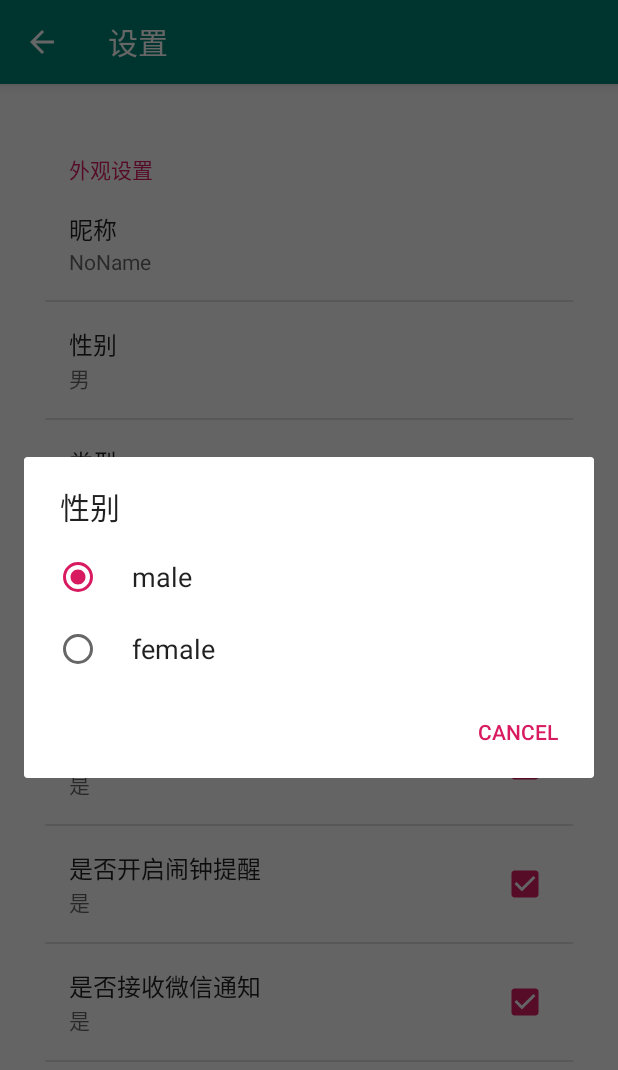
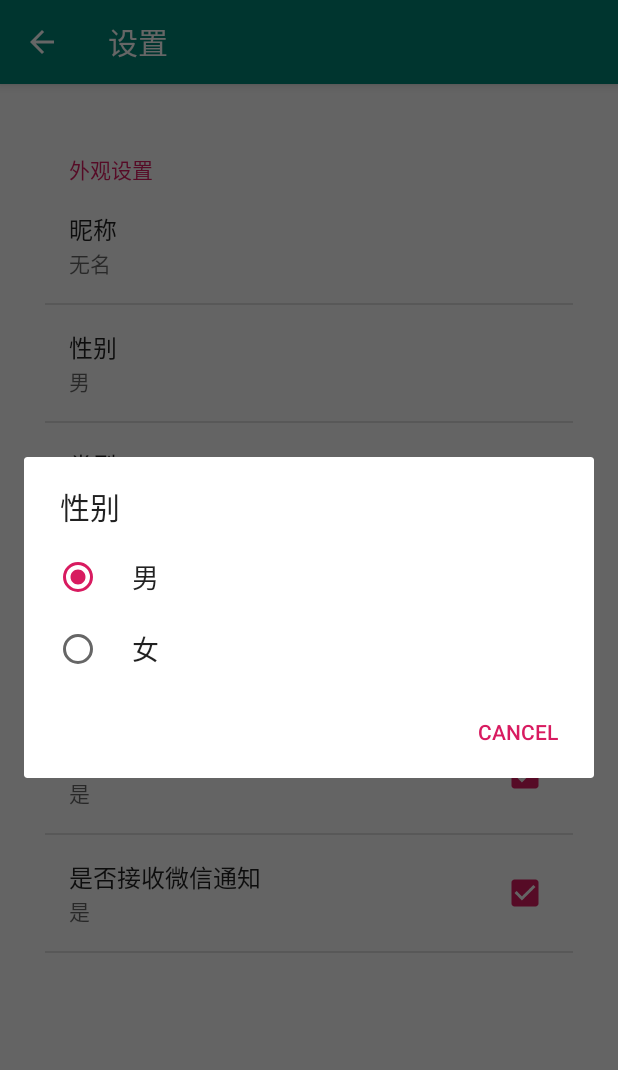
Before and after one commit to GosickGeassGate/DesktopPet, an Android app: the PrefActivity screen opened directly, with no data from a screen before it, after a tap on "性别", on a phone screen of 412 x 824 dp. Shown: the top 1070 px of the screen. Run offline under Robolectric (Android 15) with nearby library versions, the phone set to English and light mode, and no system bars.

Commit message:
version 2.1
见Readme：version 2.1

```diff
--- a/app/src/main/java/com/example/mypet/activity/PrefActivity.java
+++ b/app/src/main/java/com/example/mypet/activity/PrefActivity.java
@@ -30,14 +30,6 @@ public class PrefActivity extends AppCompatActivity {
 		fg.setArguments(bundle);
 		fTransaction.add(R.id.content, fg);
 		fTransaction.commit();
-
-		Log.d("name", SettingFragment.getName(this));
-		Log.d("sex", SettingFragment.getSex(this));
-		Log.d("type", SettingFragment.getType(this));
-		Log.d("emotion", SettingFragment.getEmotion(this));
-		Log.d("autoStart", SettingFragment.autoStartAdmit(this) + "");
-		Log.d("alarmClock", SettingFragment.alarmClockAdmit(this) + "");
-		Log.d("weChatNotify", SettingFragment.weChatNotifyAdmit(this) + "");
 	}
 
 	// 响应Action按钮的点击事件
--- a/app/src/main/java/com/example/mypet/control/MyWindowManager.java
+++ b/app/src/main/java/com/example/mypet/control/MyWindowManager.java
@@ -14,6 +14,7 @@ import android.widget.Button;
 import com.example.mypet.R;
 import com.example.mypet.activity.MainActivity;
 import com.example.mypet.util.MyApplication;
+import com.example.mypet.util.SettingFragment;
 import com.example.mypet.util.Utilities;
 import com.example.mypet.model.Pet;
 import com.example.mypet.view.PetMessageWindow;
@@ -96,7 +97,9 @@ public class MyWindowManager {
 			mWindowManager.addView(mPetWindowSmallView, mSmallLayoutParams);
 		}
 		isPetShow=true;
-		PetControl.displayPetMessage("hi~我是你的宠物"+ Pet.name);
+		Pet.name = SettingFragment.getName(MyApplication.getContext());	// 更新名字
+		Pet.sex = SettingFragment.getSex(MyApplication.getContext());	// 更新性别
+		PetControl.displayPetMessage("hi~我叫"+ Pet.name + "\n是一个" + (Pet.sex.equals("男") ? "可耐的男孩子~" : "漂酿的女孩子~"));
 	}
 
 	public static void createPetMenu(final Context context){
--- a/app/src/main/java/com/example/mypet/receiver/BootCompletedBroadcastReceiver.java
+++ b/app/src/main/java/com/example/mypet/receiver/BootCompletedBroadcastReceiver.java
@@ -10,6 +10,7 @@ import com.example.mypet.activity.MainActivity;
 import com.example.mypet.activity.WelcomeActivity;
 import com.example.mypet.control.MyWindowManager;
 import com.example.mypet.util.MyApplication;
+import com.example.mypet.util.SettingFragment;
 
 public class BootCompletedBroadcastReceiver extends BroadcastReceiver {
     private static final String ACTION = "android.intent.action.BOOT_COMPLETED";
@@ -17,7 +18,8 @@ public class BootCompletedBroadcastReceiver extends BroadcastReceiver {
     @Override
     public void onReceive(Context context, Intent intent){
         Toast.makeText(context, "自启动成功", Toast.LENGTH_LONG).show();
-        if (ACTION.equals(intent.getAction())) {
+        // 收到BOOT_COMPLETED而且设置允许自启动
+        if (ACTION.equals(intent.getAction()) && SettingFragment.autoStartAdmit(MyApplication.getContext())) {
             MyWindowManager.createPetSmallWindow(MyApplication.getContext());
         }
     }
--- a/app/src/main/java/com/example/mypet/service/PetFreeService.java
+++ b/app/src/main/java/com/example/mypet/service/PetFreeService.java
@@ -9,6 +9,8 @@ import android.support.annotation.Nullable;
 
 import com.example.mypet.control.PetControl;
 import com.example.mypet.model.Pet;
+import com.example.mypet.util.MyApplication;
+import com.example.mypet.util.SettingFragment;
 
 import java.util.Timer;
 import java.util.TimerTask;
@@ -89,6 +91,7 @@ public class PetFreeService extends Service {
         @Override
         public void run() {
             //获取资源
+            Pet.theme = SettingFragment.getTheme(MyApplication.getContext());   // 更新主题
             final int freeResId= PetControl.getPetImageRes(Pet.theme,Pet.typeFree);
 
             handler.post(new Runnable() {
@@ -110,6 +113,7 @@ public class PetFreeService extends Service {
         @Override
         public void run() {
             //获取资源
+            Pet.theme = SettingFragment.getTheme(MyApplication.getContext());   // 更新主题
             final int stillResId=PetControl.getPetImageRes(Pet.theme,Pet.typeStill);
             handler.post(new Runnable() {
                 @Override
--- a/app/src/main/java/com/example/mypet/util/SettingFragment.java
+++ b/app/src/main/java/com/example/mypet/util/SettingFragment.java
@@ -15,7 +15,6 @@ public class SettingFragment extends PreferenceFragment implements SharedPrefere
     private EditTextPreference namePref;
     private ListPreference sexPref;
     private ListPreference typePref;
-    private ListPreference emotionPref;
     private CheckBoxPreference autoStartPref;
     private CheckBoxPreference alarmClockPref;
     private CheckBoxPreference weChatNotifyPref;
@@ -28,7 +27,6 @@ public class SettingFragment extends PreferenceFragment implements SharedPrefere
         namePref = (EditTextPreference)findPreference("name_key");
         sexPref = (ListPreference)findPreference("sex_key");
         typePref = (ListPreference)findPreference("type_key");
-        emotionPref = (ListPreference)findPreference("emotion_key");
         autoStartPref = (CheckBoxPreference)findPreference("AutoStart_key");
         alarmClockPref = (CheckBoxPreference)findPreference("AlarmClock_key");
         weChatNotifyPref = (CheckBoxPreference)findPreference("WeChatNotify_key");
@@ -39,7 +37,7 @@ public class SettingFragment extends PreferenceFragment implements SharedPrefere
         super.onResume();
         // Setup the initial values
         SharedPreferences sharedPreferences = getPreferenceScreen().getSharedPreferences();
-        String[]keys = new String[]{"name_key", "sex_key", "type_key", "emotion_key", "AutoStart_key", "AlarmClock_key", "WeChatNotify_key"};
+        String[]keys = new String[]{"name_key", "sex_key", "type_key", "AutoStart_key", "AlarmClock_key", "WeChatNotify_key"};
         for(String key: keys){
             setSummary(sharedPreferences, key);
         }
@@ -63,21 +61,13 @@ public class SettingFragment extends PreferenceFragment implements SharedPrefere
     public void setSummary(SharedPreferences sharedPreferences, String key){
         switch(key){
             case "name_key":
-                namePref.setSummary(sharedPreferences.getString(key, "NoName"));
+                namePref.setSummary(sharedPreferences.getString(key, "无名"));
                 break;
             case "sex_key":
-                if(sharedPreferences.getString(key, "male").equals("male"))
-                    sexPref.setSummary("男");
-                else
-                    sexPref.setSummary("女");
+                sexPref.setSummary(sharedPreferences.getString(key, "男"));
                 break;
             case "type_key":
-                if(sharedPreferences.getString(key, "type1").equals("type1"))
-                    typePref.setSummary("type1");
-                break;
-            case "emotion_key":
-                if(sharedPreferences.getString(key, "emotion1").equals("emotion1"))
-                    emotionPref.setSummary("emotion1");
+                typePref.setSummary(sharedPreferences.getString(key, "影子"));
                 break;
             case "AutoStart_key":
                 autoStartPref.setSummary(sharedPreferences.getBoolean(key, true) ? "是" : "否");
@@ -96,25 +86,28 @@ public class SettingFragment extends PreferenceFragment implements SharedPrefere
     // 获取昵称
     public static String getName(Context mContext){
         SharedPreferences sharedPreferences = PreferenceManager.getDefaultSharedPreferences(mContext);
-        return sharedPreferences.getString("name_key", "NoName");
+        return sharedPreferences.getString("name_key", "无名");
     }
 
     // 获取性别
     public static String getSex(Context mContext){
         SharedPreferences sharedPreferences = PreferenceManager.getDefaultSharedPreferences(mContext);
-        return sharedPreferences.getString("sex_key", "male");
+        return sharedPreferences.getString("sex_key", "男");
     }
 
-    // 获取类型
-    public static String getType(Context mContext){
+    // 获取主题（根据宠物类型）
+    public static int getTheme(Context mContext){
         SharedPreferences sharedPreferences = PreferenceManager.getDefaultSharedPreferences(mContext);
-        return sharedPreferences.getString("type_key", "type1");
-    }
-
-    // 获取表情
-    public static String getEmotion(Context mContext){
-        SharedPreferences sharedPreferences = PreferenceManager.getDefaultSharedPreferences(mContext);
-        return sharedPreferences.getString("emotion_key", "emotion1");
+        switch (sharedPreferences.getString("type_key", "影子")){
+            case "影子":
+                return 0;
+            case "辛巴":
+                return 1;
+            case "阿狸":
+                return 2;
+            default:
+                return 0;
+        }
     }
 
     // 是否允许随机启动
--- a/app/src/main/res/values/arrays.xml
+++ b/app/src/main/res/values/arrays.xml
@@ -1,13 +1,12 @@
 <?xml version="1.0" encoding="utf-8"?>
 <resources>
     <string-array name="sex_pref">
-        <item>male</item>
-        <item>female</item>
+        <item>男</item>
+        <item>女</item>
     </string-array>
     <string-array name="type_pref">
-        <item>type1</item>
-    </string-array>
-    <string-array name="emotion_pref">
-        <item>emotion1</item>
+        <item>影子</item>
+        <item>辛巴</item>
+        <item>阿狸</item>
     </string-array>
 </resources>
--- a/app/src/main/res/xml/preferences.xml
+++ b/app/src/main/res/xml/preferences.xml
@@ -4,26 +4,20 @@
         <EditTextPreference
             android:key="name_key"
             android:title="昵称"
-            android:defaultValue="NoName"
+            android:defaultValue="无名"
             android:selectAllOnFocus="true" />
         <ListPreference
             android:key="sex_key"
             android:title="性别"
-            android:defaultValue="male"
+            android:defaultValue="男"
             android:entries="@array/sex_pref"
             android:entryValues="@array/sex_pref" />
         <ListPreference
             android:key="type_key"
             android:title="类型"
-            android:defaultValue="type1"
+            android:defaultValue="影子"
             android:entries="@array/type_pref"
             android:entryValues="@array/type_pref" />
-        <ListPreference
-            android:key="emotion_key"
-            android:title="表情"
-            android:defaultValue="emotion1"
-            android:entries="@array/emotion_pref"
-            android:entryValues="@array/emotion_pref" />
     </PreferenceCategory>
     <PreferenceCategory android:title="功能设置">
         <CheckBoxPreference
```
Also changed, not shown: app/src/main/java/com/example/mypet/model/Pet.java (+2 -29 lines), 1 other file.
